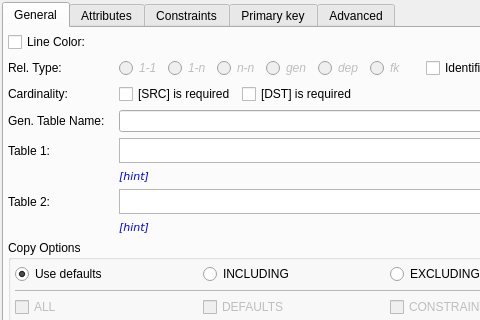
pgmodeler/pgmodeler, file libpgmodeler_ui/ui/relationshipwidget.ui: the form before one commit; both pictures show x 0 to 480 and y 0 to 320 of the 587 by 640 pixel window.
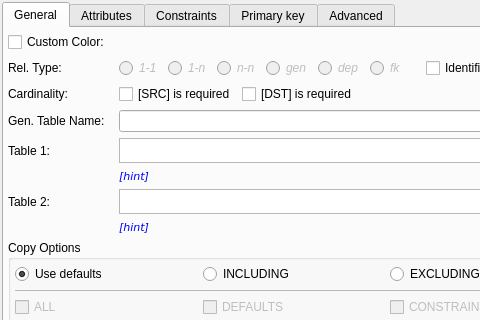
The form after the commit.

The edit to the form file:
```diff
--- a/libpgmodeler_ui/ui/relationshipwidget.ui
+++ b/libpgmodeler_ui/ui/relationshipwidget.ui
@@ -1313,7 +1313,7 @@
        <item row="0" column="0">
         <widget class="QCheckBox" name="line_color_chk">
          <property name="text">
-          <string>Line Color:</string>
+          <string>Custom Color:</string>
          </property>
         </widget>
        </item>
```
Left out of the diff: 2 changed lines with no effect on the pictures.
